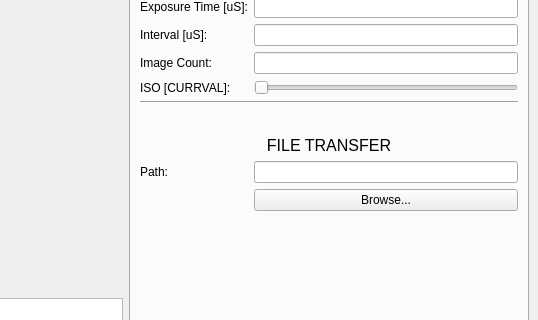
First picture: the form in UI/MainWindow.ui, repository N3RDIUM/AstroPi, before the edit; both pictures show x 462 to 1000 and y 129 to 449 of the 1000 by 650 pixel window.
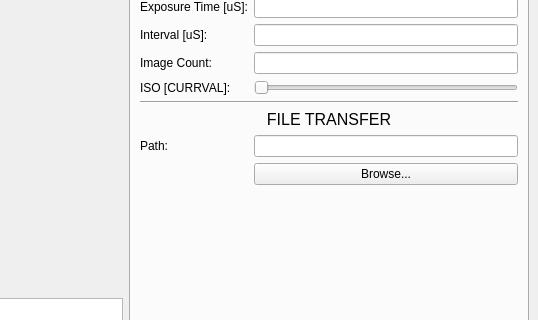
Second picture: the form after the edit. The open tabs and pages were chosen to show the change.

Diff of the .ui file:
```diff
--- a/UI/MainWindow.ui
+++ b/UI/MainWindow.ui
@@ -228,43 +228,36 @@
             </property>
            </widget>
           </item>
-          <item row="10" column="0">
-           <widget class="QLabel" name="label_13">
+          <item row="8" column="0" colspan="2">
+           <widget class="QLabel" name="FileTransferTitle">
+            <property name="sizePolicy">
+             <sizepolicy hsizetype="Preferred" vsizetype="Fixed">
+              <horstretch>0</horstretch>
+              <verstretch>0</verstretch>
+             </sizepolicy>
+            </property>
+            <property name="text">
+             <string>&lt;html&gt;&lt;head/&gt;&lt;body&gt;&lt;p align=&quot;center&quot;&gt;&lt;span style=&quot; font-size:12pt;&quot;&gt;FILE TRANSFER&lt;/span&gt;&lt;/p&gt;&lt;/body&gt;&lt;/html&gt;</string>
+            </property>
+           </widget>
+          </item>
+          <item row="9" column="0">
+           <widget class="QLabel" name="FileTransferPathText">
             <property name="text">
              <string>Path:</string>
             </property>
            </widget>
           </item>
+          <item row="9" column="1">
+           <widget class="QLineEdit" name="FileTransferPath"/>
+          </item>
           <item row="10" column="1">
-           <widget class="QLineEdit" name="lineEdit_7"/>
-          </item>
-          <item row="11" column="1">
-           <widget class="QPushButton" name="pushButton_5">
+           <widget class="QPushButton" name="FileTransferPathBrowse">
             <property name="text">
              <string>Browse...</string>
             </property>
            </widget>
           </item>
-          <item row="8" column="0" colspan="2">
-           <spacer name="horizontalSpacer">
-            <property name="orientation">
-             <enum>Qt::Horizontal</enum>
-            </property>
-            <property name="sizeHint" stdset="0">
-             <size>
-              <width>40</width>
-              <height>20</height>
-             </size>
-            </property>
-           </spacer>
-          </item>
-          <item row="9" column="0" colspan="2">
-           <widget class="QLabel" name="label_12">
-            <property name="text">
-             <string>&lt;html&gt;&lt;head/&gt;&lt;body&gt;&lt;p align=&quot;center&quot;&gt;&lt;span style=&quot; font-size:12pt;&quot;&gt;FILE TRANSFER&lt;/span&gt;&lt;/p&gt;&lt;/body&gt;&lt;/html&gt;</string>
-            </property>
-           </widget>
-          </item>
          </layout>
         </item>
        </layout>
```
Left out of the diff: 102 changed lines with no effect on the pictures.
